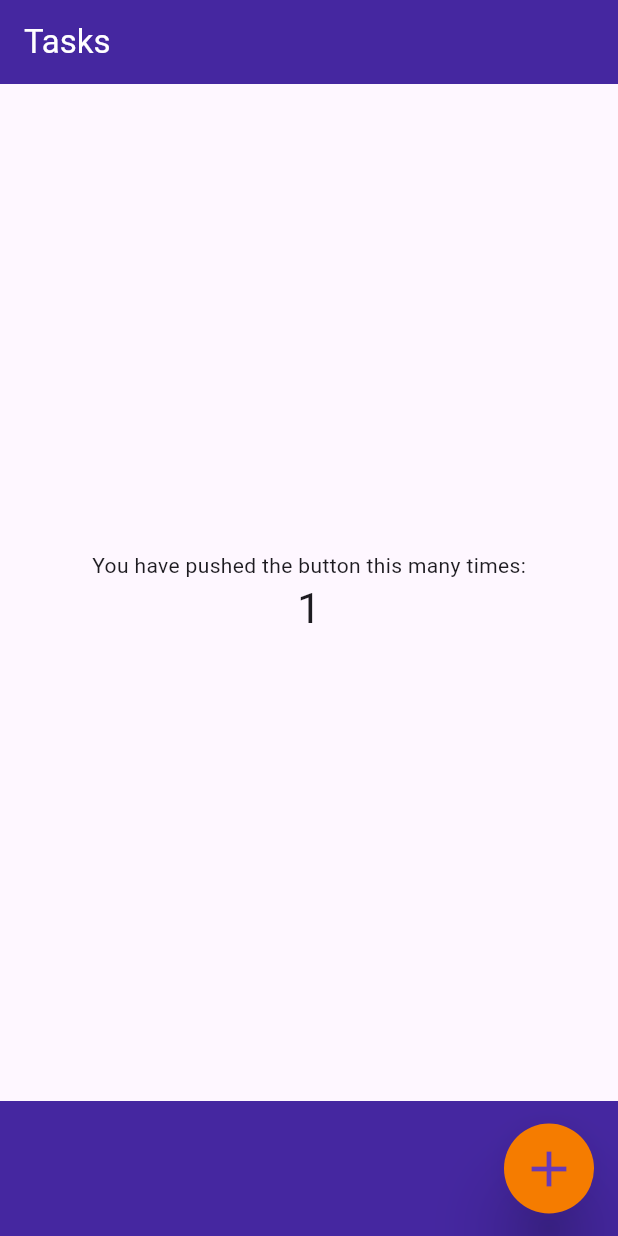
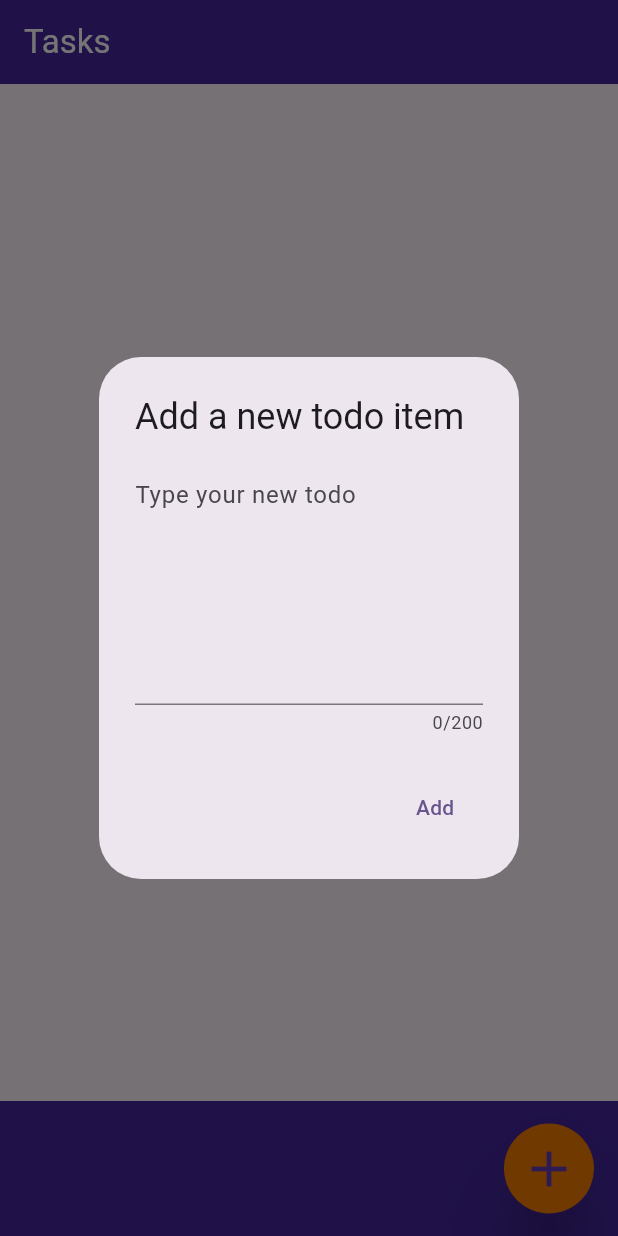
Before and after one commit to Simone-Sangiovanni/Tasks, a Flutter app: the screen it shows after launch, after a tap on the "add" icon, on a phone screen of 412 x 824 dp. Run offline on Flutter 3.47's test engine with Material 3 defaults, Android fonts, the phone set to English and light mode, and no system bars.

Commit message:
started the division of the code into multiple files, removed useless comments

```diff
--- /dev/null
+++ b/lib/bottom_app_bar/add_button.dart
@@ -0,0 +1,41 @@
+import 'package:flutter/material.dart';
+import 'package:tasks/task_dialog_box.dart';
+
+class AddButton extends StatelessWidget {
+  const AddButton({super.key});
+
+
+
+  Future<void> _displayDialog(BuildContext context) {
+    return showDialog<void>(
+      context: context,
+      barrierDismissible: true, // define if the user can close the dialog box tapping in another part of the screen
+      builder: (BuildContext context) {
+        return TaskDialogBox();
+      },
+    );
+  }
+
+
+
+  @override
+  Widget build(BuildContext context) {
+    return IconButton(
+      onPressed: () {
+        _displayDialog(context);
+      },
+      style: IconButton.styleFrom(
+          backgroundColor: Colors.orange.shade700,
+          shape: const CircleBorder(eccentricity: 0),
+          fixedSize: const Size(60, 60),
+          elevation: 20,
+          shadowColor: Colors.black
+      ),
+      icon: const Icon(
+        Icons.add,
+        color: Colors.deepPurple,
+        size: 40,
+      ),
+    );
+  }
+}
--- /dev/null
+++ b/lib/bottom_app_bar/bottom_bar.dart
@@ -0,0 +1,20 @@
+import 'package:flutter/material.dart';
+import 'package:tasks/bottom_app_bar/add_button.dart';
+
+class BottomBar extends StatelessWidget {
+  const BottomBar({super.key});
+
+  @override
+  Widget build(BuildContext context) {
+    return BottomAppBar(
+      shape: const CircularNotchedRectangle(),
+      color: Colors.deepPurple.shade800,
+      height: 90,
+      child: Container(
+        alignment: Alignment.centerRight,
+        child: const AddButton(),
+      ),
+    );
+  }
+
+}
--- a/lib/my_home_page.dart
+++ b/lib/my_home_page.dart
@@ -1,4 +1,6 @@
 import 'package:flutter/material.dart';
+import 'package:tasks/bottom_app_bar/bottom_bar.dart';
+import 'package:tasks/task.dart';
 
 class MyHomePage extends StatefulWidget {
   const MyHomePage({super.key, required this.title});
@@ -11,6 +13,8 @@ class MyHomePage extends StatefulWidget {
 
 class _MyHomePageState extends State<MyHomePage> {
   int _counter = 0;
+  final TextEditingController _textFieldController = TextEditingController();
+  final List<Task> _tasks = <Task>[];
 
   void _incrementCounter() {
     setState(() {
@@ -37,51 +41,11 @@ class _MyHomePageState extends State<MyHomePage> {
         //backgroundColor: Theme.of(context).colorScheme.inversePrimary,
         title: Text(widget.title, style: const TextStyle(color: Colors.white)),
       ),
-      body: Center(
-        child: Column(
-          mainAxisAlignment: MainAxisAlignment.center,
-          children: <Widget>[
-            const Text(
-              'You have pushed the button this many times:',
-            ),
-            Text(
-              '$_counter',
-              style: Theme.of(context).textTheme.headlineMedium,
-            ),
-          ],
-        ),
+      body: ListView(
+        padding: const EdgeInsets.all(8.0),
+        children: const [],
       ),
-      bottomNavigationBar: BottomAppBar(
-        shape: const CircularNotchedRectangle(),
-        color: Colors.deepPurple.shade800,
-        height: 90,
-        child: Container(
-          alignment: Alignment.centerRight,
-          child: IconButton(
-            onPressed: _incrementCounter,
-            style: IconButton.styleFrom(
-                backgroundColor: Colors.orange.shade700,
-                shape: const CircleBorder(eccentricity: 0),
-                fixedSize: const Size(60, 60),
-                elevation: 20,
-                shadowColor: Colors.black
-            ),
-            icon: const Icon(
-              Icons.add,
-              color: Colors.deepPurple,
-              size: 40,
-            ),
-          ),
-        ),
-      ),
-      /*floatingActionButton: FloatingActionButton(
-        onPressed: _incrementCounter,
-        tooltip: 'Increment',
-        backgroundColor: Colors.orange.shade700,
-        shape: const CircleBorder(eccentricity: 1),
-        child: const Icon(Icons.add),
-      ),
-      floatingActionButtonLocation: FloatingActionButtonLocation.endDocked,*/
+      bottomNavigationBar: const BottomBar(),
     );
   }
 }
--- /dev/null
+++ b/lib/task_dialog_box.dart
@@ -0,0 +1,35 @@
+import 'package:flutter/material.dart';
+
+class TaskDialogBox extends StatelessWidget {
+  TaskDialogBox({super.key});
+
+  final TextEditingController _textFieldController = TextEditingController();
+
+  @override
+  Widget build(BuildContext context) {
+    return AlertDialog(
+      title: const Text('Add a new todo item'),
+      content: TextField(
+        controller: _textFieldController,
+        decoration: const InputDecoration(hintText: 'Type your new todo'),
+        keyboardType: TextInputType.multiline,
+        maxLines: 6,
+        maxLength: 200,
+      ),
+      actions: <Widget>[
+        TextButton(
+          child: const Text('Add'),
+          onPressed: () {
+            //Navigator.of(context).pop();
+            if(_textFieldController.text.isEmpty == false) {
+              //_addTodoItem(_textFieldController.text);
+            } /*else {
+              dispose();
+            }*/ //TODO: capire come chiudere la finestra dopo che è stato cliccato il tasto add
+          },
+        ),
+      ],
+    );
+  }
+
+}
```
